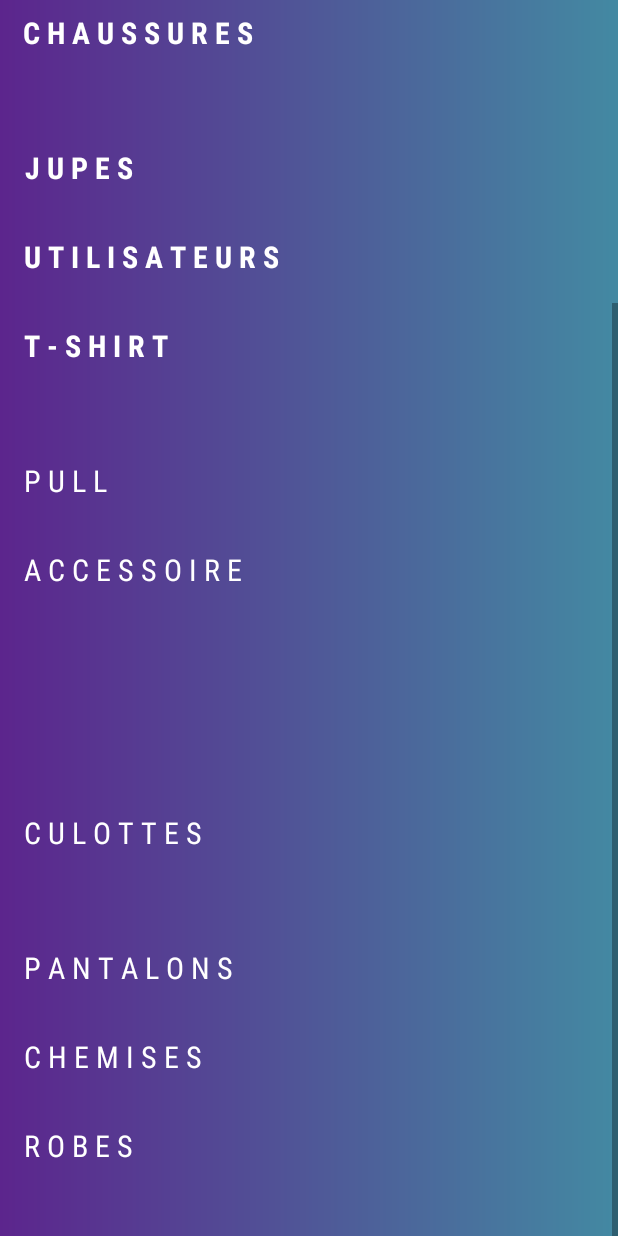
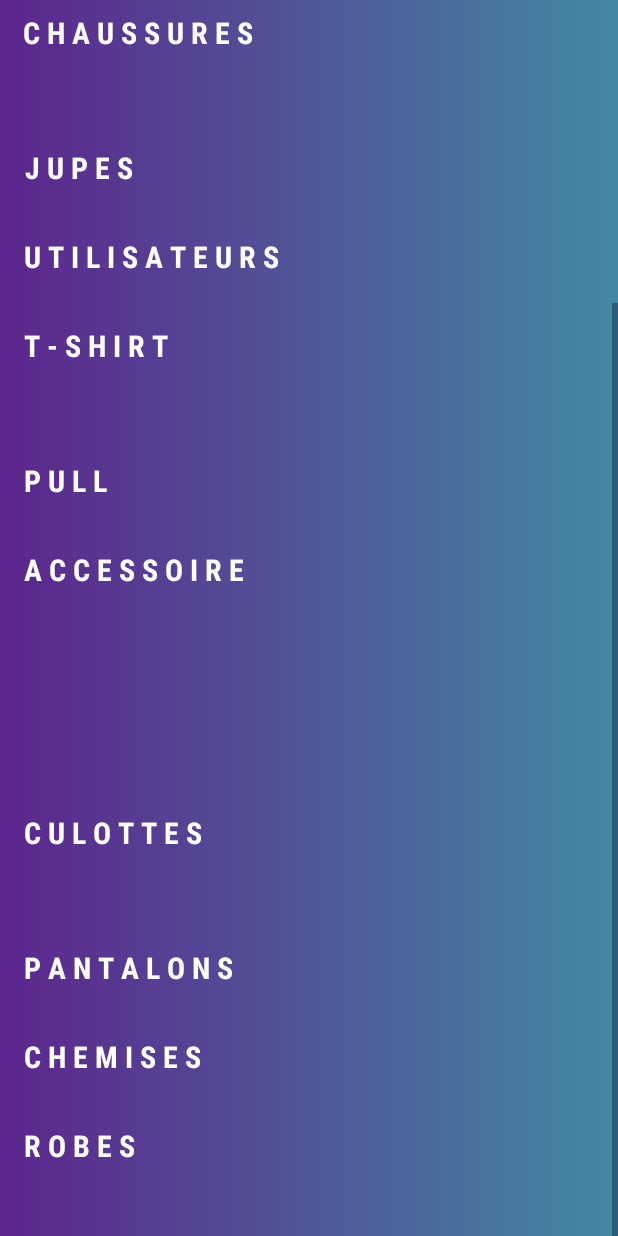
Before and after one commit to ndemeyvan/nixxoon, an Android app: the layout fragment_home.xml on its own in the app's theme, with its tools: preview values and no code run, scrolled down 267 dp, on a phone screen of 412 x 824 dp. Run offline under Robolectric (Android 15) with nearby library versions, the phone set to English and light mode, and no system bars; Roboto replaces fonts that are not available here.

Commit message:
envoi des derniere correction

```diff
--- a/CommunityMarket/app/src/main/res/layout/fragment_home.xml
+++ b/CommunityMarket/app/src/main/res/layout/fragment_home.xml
@@ -327,6 +327,7 @@
                     android:text="P U L L"
                     android:textColor="@color/blanc"
                     android:textSize="20sp"
+                    android:textStyle="bold"
                     app:fontFamily="sans-serif-condensed"
                     app:layout_constraintEnd_toEndOf="parent"
                     app:layout_constraintHorizontal_bias="0.0"
@@ -352,6 +353,7 @@
                     android:text="A C C E S S O I R E"
                     android:textColor="@color/blanc"
                     android:textSize="20sp"
+                    android:textStyle="bold"
                     app:fontFamily="sans-serif-condensed"
                     app:layout_constraintEnd_toEndOf="parent"
                     app:layout_constraintHorizontal_bias="0.0"
@@ -414,6 +416,7 @@
                     android:text="C U L O T T E S"
                     android:textColor="@color/blanc"
                     android:textSize="20sp"
+                    android:textStyle="bold"
                     app:fontFamily="sans-serif-condensed"
                     app:layout_constraintEnd_toEndOf="parent"
                     app:layout_constraintHorizontal_bias="0.0"
@@ -460,6 +463,7 @@
                     android:text="P A N T A L O N S"
                     android:textColor="@color/blanc"
                     android:textSize="20sp"
+                    android:textStyle="bold"
                     app:fontFamily="sans-serif-condensed"
                     app:layout_constraintEnd_toEndOf="parent"
                     app:layout_constraintHorizontal_bias="0.0"
@@ -506,6 +510,7 @@
                     android:text="C H E M I S E S"
                     android:textColor="@color/blanc"
                     android:textSize="20sp"
+                    android:textStyle="bold"
                     app:fontFamily="sans-serif-condensed"
                     app:layout_constraintEnd_toEndOf="parent"
                     app:layout_constraintHorizontal_bias="0.0"
@@ -552,6 +557,7 @@
                     android:text="R O B E S"
                     android:textColor="@color/blanc"
                     android:textSize="20sp"
+                    android:textStyle="bold"
                     app:fontFamily="sans-serif-condensed"
                     app:layout_constraintEnd_toEndOf="parent"
                     app:layout_constraintHorizontal_bias="0.0"
```
